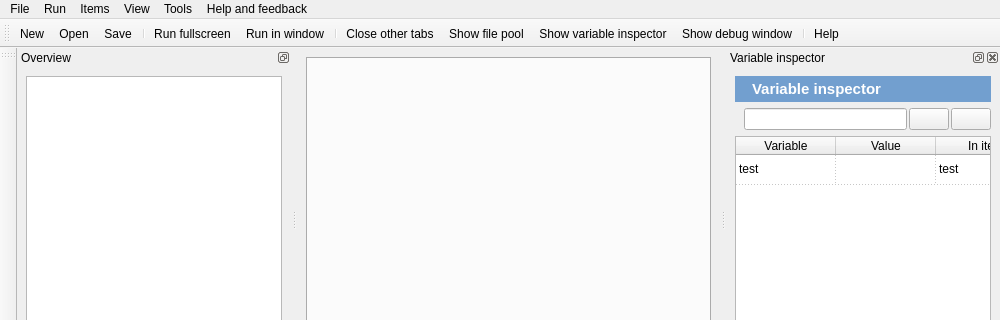
Qt form resources/opensesame.ui (open-cogsci/OpenSesame) before a commit; both pictures show x 0 to 1000 and y 0 to 320 of the 1000 by 707 pixel window.
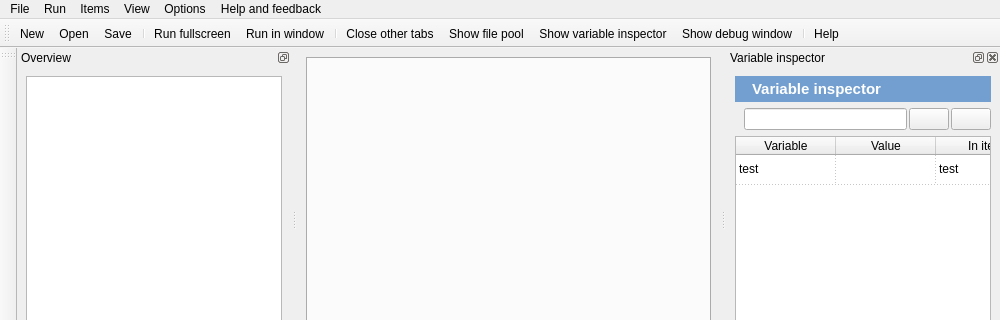
The same form after that commit. Icons and pictures are not drawn. Custom widgets are drawn as their Qt base class.

What changed in the file:
```diff
--- a/resources/opensesame.ui
+++ b/resources/opensesame.ui
@@ -104,7 +104,7 @@
    </widget>
    <widget class="QMenu" name="menu_tools">
     <property name="title">
-     <string>Tools</string>
+     <string>Options</string>
     </property>
     <addaction name="action_check_for_update"/>
     <addaction name="action_auto_check_update"/>
```
Left out of the diff: 13 changed lines with no effect on the pictures.
